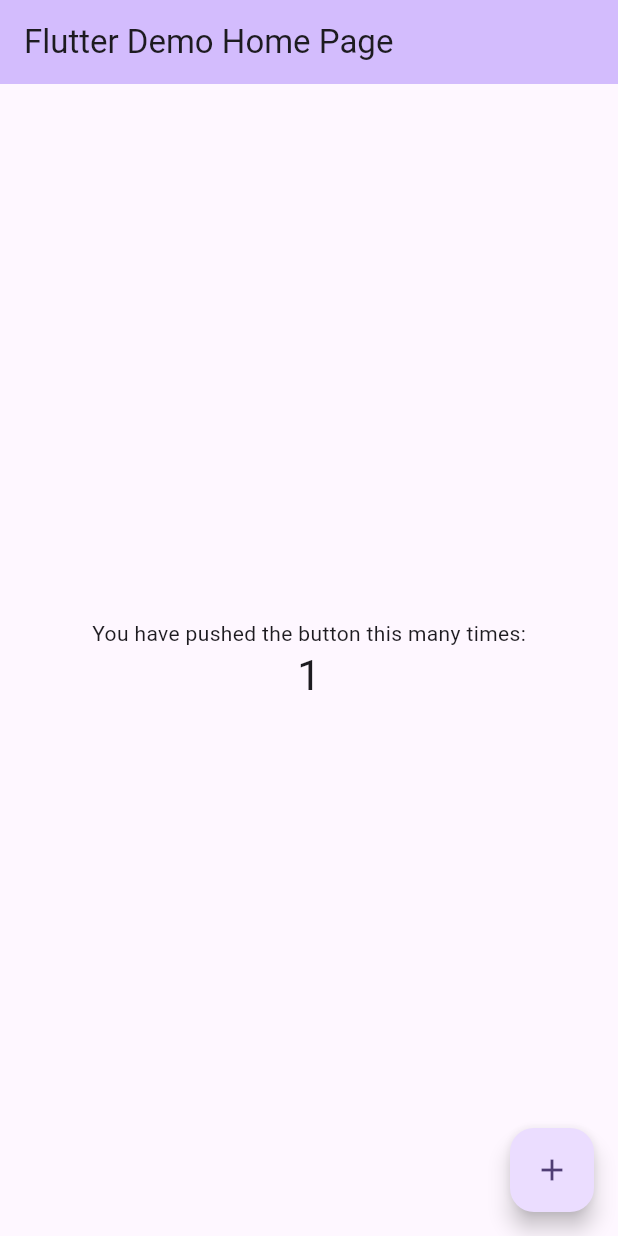
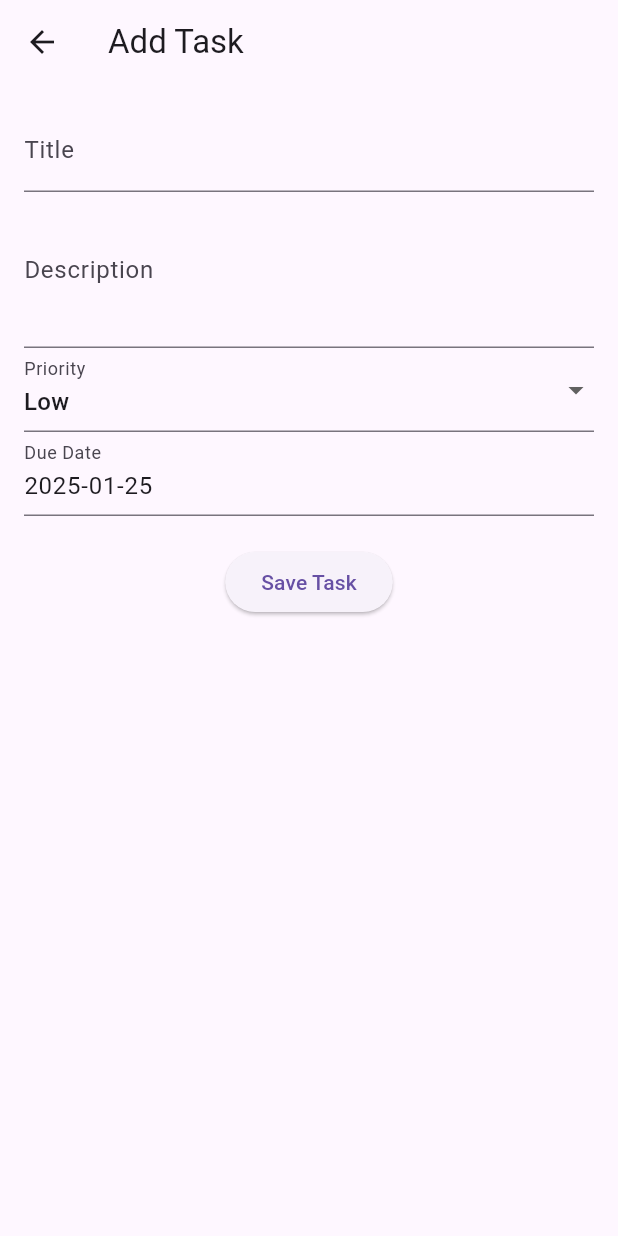
Before and after one commit to sachinprabuditha/Task-Manager-App, a Flutter app: the screen it shows after launch, after a tap on the "add" icon, on a phone screen of 412 x 824 dp. Run offline on Flutter 3.47's test engine with Material 3 defaults, Android fonts, the phone set to English and light mode, and no system bars; our stand-ins replace flutter_riverpod, flutter_staggered_animations, hive, hive_flutter; accounts and stored records are empty.

Commit message:
Implement task management features with Hive and Riverpod, including task model, provider, and UI for adding/editing tasks.

```diff
--- a/lib/main.dart
+++ b/lib/main.dart
@@ -1,125 +1,28 @@
 import 'package:flutter/material.dart';
+import 'package:flutter_riverpod/flutter_riverpod.dart';
+import 'package:hive_flutter/hive_flutter.dart';
+import 'screens/task_list_screen.dart';
+import 'models/task_model.dart';
 
-void main() {
-  runApp(const MyApp());
+void main() async {
+  await Hive.initFlutter();
+  Hive.registerAdapter(TaskAdapter());
+  await Hive.openBox<Task>('tasks');
+  runApp(ProviderScope(child: TaskManagerApp()));
 }
 
-class MyApp extends StatelessWidget {
-  const MyApp({super.key});
-
-  // This widget is the root of your application.
+class TaskManagerApp extends StatelessWidget {
   @override
   Widget build(BuildContext context) {
     return MaterialApp(
-      title: 'Flutter Demo',
+      debugShowCheckedModeBanner: false,
+      title: 'Task Manager',
       theme: ThemeData(
-        // This is the theme of your application.
-        //
-        // TRY THIS: Try running your application with "flutter run". You'll see
-        // the application has a purple toolbar. Then, without quitting the app,
-        // try changing the seedColor in the colorScheme below to Colors.green
-        // and then invoke "hot reload" (save your changes or press the "hot
-        // reload" button in a Flutter-supported IDE, or press "r" if you used
-        // the command line to start the app).
-        //
-        // Notice that the counter didn't reset back to zero; the application
-        // state is not lost during the reload. To reset the state, use hot
-        // restart instead.
-        //
-        // This works for code too, not just values: Most code changes can be
-        // tested with just a hot reload.
-        colorScheme: ColorScheme.fromSeed(seedColor: Colors.deepPurple),
-        useMaterial3: true,
+        primarySwatch: Colors.blue,
       ),
-      home: const MyHomePage(title: 'Flutter Demo Home Page'),
+      home: Builder(
+  builder: (context) => TaskListScreen(),
+),
     );
   }
 }
-
-class MyHomePage extends StatefulWidget {
-  const MyHomePage({super.key, required this.title});
-
-  // This widget is the home page of your application. It is stateful, meaning
-  // that it has a State object (defined below) that contains fields that affect
-  // how it looks.
-
-  // This class is the configuration for the state. It holds the values (in this
-  // case the title) provided by the parent (in this case the App widget) and
-  // used by the build method of the State. Fields in a Widget subclass are
-  // always marked "final".
-
-  final String title;
-
-  @override
-  State<MyHomePage> createState() => _MyHomePageState();
-}
-
-class _MyHomePageState extends State<MyHomePage> {
-  int _counter = 0;
-
-  void _incrementCounter() {
-    setState(() {
-      // This call to setState tells the Flutter framework that something has
-      // changed in this State, which causes it to rerun the build method below
-      // so that the display can reflect the updated values. If we changed
-      // _counter without calling setState(), then the build method would not be
-      // called again, and so nothing would appear to happen.
-      _counter++;
-    });
-  }
-
-  @override
-  Widget build(BuildContext context) {
-    // This method is rerun every time setState is called, for instance as done
-    // by the _incrementCounter method above.
-    //
-    // The Flutter framework has been optimized to make rerunning build methods
-    // fast, so that you can just rebuild anything that needs updating rather
-    // than having to individually change instances of widgets.
-    return Scaffold(
-      appBar: AppBar(
-        // TRY THIS: Try changing the color here to a specific color (to
-        // Colors.amber, perhaps?) and trigger a hot reload to see the AppBar
-        // change color while the other colors stay the same.
-        backgroundColor: Theme.of(context).colorScheme.inversePrimary,
-        // Here we take the value from the MyHomePage object that was created by
-        // the App.build method, and use it to set our appbar title.
-        title: Text(widget.title),
-      ),
-      body: Center(
-        // Center is a layout widget. It takes a single child and positions it
-        // in the middle of the parent.
-        child: Column(
-          // Column is also a layout widget. It takes a list of children and
-          // arranges them vertically. By default, it sizes itself to fit its
-          // children horizontally, and tries to be as tall as its parent.
-          //
-          // Column has various properties to control how it sizes itself and
-          // how it positions its children. Here we use mainAxisAlignment to
-          // center the children vertically; the main axis here is the vertical
-          // axis because Columns are vertical (the cross axis would be
-          // horizontal).
-          //
-          // TRY THIS: Invoke "debug painting" (choose the "Toggle Debug Paint"
-          // action in the IDE, or press "p" in the console), to see the
-          // wireframe for each widget.
-          mainAxisAlignment: MainAxisAlignment.center,
-          children: <Widget>[
-            const Text(
-              'You have pushed the button this many times:',
-            ),
-            Text(
-              '$_counter',
-              style: Theme.of(context).textTheme.headlineMedium,
-            ),
-          ],
-        ),
-      ),
-      floatingActionButton: FloatingActionButton(
-        onPressed: _incrementCounter,
-        tooltip: 'Increment',
-        child: const Icon(Icons.add),
-      ), // This trailing comma makes auto-formatting nicer for build methods.
-    );
-  }
-}
--- /dev/null
+++ b/lib/models/task_model.dart
@@ -0,0 +1,45 @@
+import 'package:hive/hive.dart';
+
+part 'task_model.g.dart';
+
+@HiveType(typeId: 0)
+class Task {
+  @HiveField(0)
+  final String title;
+
+  @HiveField(1)
+  final String? description;
+
+  @HiveField(2)
+  final String priority;
+
+  @HiveField(3)
+  final DateTime dueDate;
+
+  @HiveField(4)
+  final bool isCompleted;
+
+  Task({
+    required this.title,
+    this.description,
+    required this.priority,
+    required this.dueDate,
+    this.isCompleted = false,
+  });
+
+  Task copyWith({
+    String? title,
+    String? description,
+    String? priority,
+    DateTime? dueDate,
+    bool? isCompleted,
+  }) {
+    return Task(
+      title: title ?? this.title,
+      description: description ?? this.description,
+      priority: priority ?? this.priority,
+      dueDate: dueDate ?? this.dueDate,
+      isCompleted: isCompleted ?? this.isCompleted,
+    );
+  }
+}
--- /dev/null
+++ b/lib/providers/tasks_provider.dart
@@ -0,0 +1,42 @@
+import 'package:flutter_riverpod/flutter_riverpod.dart';
+import 'package:hive/hive.dart';
+import '../models/task_model.dart';
+
+final tasksProvider = StateNotifierProvider<TasksNotifier, List<Task>>((ref) {
+  return TasksNotifier();
+});
+
+class TasksNotifier extends StateNotifier<List<Task>> {
+  TasksNotifier() : super([]) {
+    loadTasks();
+  }
+
+  void loadTasks() async {
+    final box = Hive.box<Task>('tasks');
+    state = box.values.toList();
+  }
+
+  void addTask(Task task) {
+    final box = Hive.box<Task>('tasks');
+    box.add(task);
+    state = [...state, task];
+  }
+
+  void updateTask(int index, Task task) {
+    final box = Hive.box<Task>('tasks');
+    box.putAt(index, task);
+    state = [
+      for (int i = 0; i < state.length; i++)
+        if (i == index) task else state[i],
+    ];
+  }
+
+  void deleteTask(int index) {
+    final box = Hive.box<Task>('tasks');
+    box.deleteAt(index);
+    state = [
+      for (int i = 0; i < state.length; i++)
+        if (i != index) state[i],
+    ];
+  }
+}
--- /dev/null
+++ b/lib/screens/add_edit_task_screen.dart
@@ -0,0 +1,113 @@
+import 'package:flutter/material.dart';
+import 'package:flutter_riverpod/flutter_riverpod.dart';
+import '../providers/tasks_provider.dart';
+import '../models/task_model.dart';
+
+class AddEditTaskScreen extends ConsumerWidget {
+  final int? index;
+  final Task? task;
+
+  AddEditTaskScreen({this.index, this.task});
+
+  final _formKey = GlobalKey<FormState>();
+  final _titleController = TextEditingController();
+  final _descriptionController = TextEditingController();
+  final _priority = ValueNotifier<String>('Low');
+  final _dueDate = ValueNotifier<DateTime>(DateTime.now());
+
+  @override
+  Widget build(BuildContext context, WidgetRef ref) {
+    if (task != null) {
+      _titleController.text = task!.title;
+      _descriptionController.text = task!.description ?? '';
+      _priority.value = task!.priority;
+      _dueDate.value = task!.dueDate;
+    }
+
+    return Scaffold(
+      appBar: AppBar(
+        title: Text(task == null ? 'Add Task' : 'Edit Task'),
+      ),
+      body: Padding(
+        padding: const EdgeInsets.all(16.0),
+        child: Form(
+          key: _formKey,
+          child: Column(
+            children: [
+              TextFormField(
+                controller: _titleController,
+                decoration: InputDecoration(labelText: 'Title'),
+                validator: (value) => value == null || value.isEmpty ? 'Title is required' : null,
+              ),
+              TextFormField(
+                controller: _descriptionController,
+                decoration: InputDecoration(labelText: 'Description'),
+                maxLines: 3,
+              ),
+              ValueListenableBuilder(
+                valueListenable: _priority,
+                builder: (context, value, _) {
+                  return DropdownButtonFormField(
+                    value: value,
+                    items: [
+                      DropdownMenuItem(value: 'Low', child: Text('Low')),
+                      DropdownMenuItem(value: 'Medium', child: Text('Medium')),
+                      DropdownMenuItem(value: 'High', child: Text('High')),
+                    ],
+                    onChanged: (newValue) {
+                      _priority.value = newValue!;
+                    },
+                    decoration: InputDecoration(labelText: 'Priority'),
+                  );
+                },
+              ),
+              ValueListenableBuilder(
+                valueListenable: _dueDate,
+                builder: (context, value, _) {
+                  return TextFormField(
+                    decoration: InputDecoration(labelText: 'Due Date'),
+                    readOnly: true,
+                    onTap: () async {
+                      DateTime? pickedDate = await showDatePicker(
+                        context: context,
+                        initialDate: value,
+                        firstDate: DateTime.now(),
+                        lastDate: DateTime(2100),
+                      );
+                      if (pickedDate != null) {
+                        _dueDate.value = pickedDate;
+                      }
+                    },
+                    controller: TextEditingController(text: value.toLocal().toString().split(' ')[0]),
+                  );
+                },
+              ),
+              SizedBox(height: 20),
+              ElevatedButton(
+                onPressed: () {
+                  if (_formKey.currentState!.validate()) {
+                    final newTask = Task(
+                      title: _titleController.text,
+                      description: _descriptionController.text,
+                      priority: _priority.value,
+                      dueDate: _dueDate.value,
+                    );
+
+                    if (index != null) {
+                      ref.read(tasksProvider.notifier).updateTask(index!, newTask);
+                    } else {
+                      ref.read(tasksProvider.notifier).addTask(newTask);
+                    }
+
+                    Navigator.pop(context);
+                  }
+                },
+                child: Text('Save Task'),
+              ),
+            ],
+          ),
+        ),
+      ),
+    );
+  }
+}
--- /dev/null
+++ b/lib/screens/task_details_screen.dart
@@ -0,0 +1,57 @@
+import 'package:flutter/material.dart';
+import 'package:flutter_riverpod/flutter_riverpod.dart';
+import '../models/task_model.dart';
+import '../providers/tasks_provider.dart';
+import 'add_edit_task_screen.dart';
+
+class TaskDetailsScreen extends ConsumerWidget {
+  final int index;
+  final Task task;
+
+  TaskDetailsScreen({required this.index, required this.task});
+
+  @override
+  Widget build(BuildContext context, WidgetRef ref) {
+    return Scaffold(
+      appBar: AppBar(
+        title: Text('Task Details'),
+        actions: [
+          IconButton(
+            icon: Icon(Icons.delete),
+            onPressed: () {
+              ref.read(tasksProvider.notifier).deleteTask(index);
+              Navigator.pop(context);
+            },
+          ),
+        ],
+      ),
+      body: Padding(
+        padding: const EdgeInsets.all(16.0),
+        child: Column(
+          crossAxisAlignment: CrossAxisAlignment.start,
+          children: [
+            Text('Title: ${task.title}', style: TextStyle(fontSize: 20, fontWeight: FontWeight.bold)),
+            SizedBox(height: 10),
+            Text('Description: ${task.description ?? 'No description'}'),
+            SizedBox(height: 10),
+            Text('Priority: ${task.priority}'),
+            SizedBox(height: 10),
+            Text('Due Date: ${task.dueDate.toLocal()}'),
+            SizedBox(height: 10),
+            ElevatedButton(
+              onPressed: () {
+                Navigator.push(
+                  context,
+                  MaterialPageRoute(
+                    builder: (context) => AddEditTaskScreen(index: index, task: task),
+                  ),
+                );
+              },
+              child: Text('Edit Task'),
+            ),
+          ],
+        ),
+      ),
+    );
+  }
+}
--- /dev/null
+++ b/lib/screens/task_list_screen.dart
@@ -0,0 +1,172 @@
+import 'package:flutter/material.dart';
+import 'package:flutter_riverpod/flutter_riverpod.dart';
+import 'package:flutter_staggered_animations/flutter_staggered_animations.dart';
+import '../providers/tasks_provider.dart';
+import 'add_edit_task_screen.dart';
+import 'task_details_screen.dart';
+
+class TaskListScreen extends ConsumerStatefulWidget {
+  @override
+  _TaskListScreenState createState() => _TaskListScreenState();
+}
+
+class _TaskListScreenState extends ConsumerState<TaskListScreen> {
+  String _searchQuery = '';
+
+  @override
+  Widget build(BuildContext context) {
+    final tasks = ref.watch(tasksProvider);
+
+    // Filter tasks based on search query
+    final filteredTasks = tasks.where((task) {
+      final query = _searchQuery.toLowerCase();
+      return task.title.toLowerCase().contains(query) ||
+          (task.description?.toLowerCase().contains(query) ?? false);
+    }).toList();
+
+    // Separate tasks into completed and incomplete
+    final incompleteTasks = filteredTasks.where((task) => !task.isCompleted).toList();
+    final completedTasks = filteredTasks.where((task) => task.isCompleted).toList();
+
+    return Scaffold(
+      appBar: AppBar(
+        title: Text('Tasks'),
+        actions: [
+          IconButton(
+            icon: Icon(Icons.add),
+            onPressed: () {
+              Navigator.push(
+                context,
+                MaterialPageRoute(builder: (context) => AddEditTaskScreen()),
+              );
+            },
+          ),
+        ],
+      ),
+      body: Column(
+        children: [
+          // Search Bar
+          Padding(
+            padding: const EdgeInsets.all(8.0),
+            child: TextField(
+              decoration: InputDecoration(
+                labelText: 'Search tasks...',
+                prefixIcon: Icon(Icons.search),
+                border: OutlineInputBorder(),
+              ),
+              onChanged: (value) {
+                setState(() {
+                  _searchQuery = value;
+                });
+              },
+            ),
+          ),
+          // Progress Indicator
+          Padding(
+            padding: const EdgeInsets.all(8.0),
+            child: Text(
+              '${completedTasks.length} of ${tasks.length} tasks completed',
+              style: TextStyle(fontSize: 16, fontWeight: FontWeight.bold),
+            ),
+          ),
+          LinearProgressIndicator(
+            value: tasks.isEmpty ? 0 : completedTasks.length / tasks.length,
+          ),
+          Expanded(
+            child: AnimationLimiter(
+              child: ListView(
+                children: [
+                  // Incomplete Tasks
+                  ..._buildTaskList(incompleteTasks, isCompleted: false),
+                  // Completed Tasks
+                  if (completedTasks.isNotEmpty) ...[
+                    Divider(),
+                    Text(
+                      'Completed Tasks',
+                      style: TextStyle(fontSize: 16, fontWeight: FontWeight.bold),
+                      textAlign: TextAlign.center,
+                    ),
+                    ..._buildTaskList(completedTasks, isCompleted: true),
+                  ],
+                ],
+              ),
+            ),
+          ),
+        ],
+      ),
+    );
+  }
+
+  List<Widget> _buildTaskList(List tasks, {required bool isCompleted}) {
+  return AnimationConfiguration.toStaggeredList(
+    duration: const Duration(milliseconds: 300),
+    childAnimationBuilder: (widget) => SlideAnimation(
+      horizontalOffset: 50.0,
+      child: FadeInAnimation(child: widget),
+    ),
+    children: tasks.asMap().entries.map((entry) {
+      final index = entry.key;
+      final task = entry.value;
+
+      return ListTile(
+        leading: Checkbox(
+          value: task.isCompleted,
+          onChanged: (value) {
+            ref.read(tasksProvider.notifier).updateTask(
+              ref.watch(tasksProvider).indexOf(task),
+              task.copyWith(isCompleted: value ?? false),
+            );
+          },
+        ),
+        title: Text(
+          task.title,
+          style: TextStyle(
+            decoration: isCompleted ? TextDecoration.lineThrough : null,
+          ),
+        ),
+        subtitle: Column(
+          crossAxisAlignment: CrossAxisAlignment.start,
+          children: [
+            if (task.description != null) Text(task.description!),
+            Text(
+              'Due: ${task.dueDate.toLocal().toString().split(' ')[0]}',
+              style: TextStyle(fontSize: 12, color: Colors.grey),
+            ),
+            Text(
+              'Priority: ${task.priority}',
+              style: TextStyle(
+                fontSize: 12,
+                color: task.priority == 'High'
+                    ? Colors.red
+                    : task.priority == 'Medium'
+                        ? Colors.orange
+                        : Colors.green,
+              ),
+            ),
+          ],
+        ),
+        onTap: () {
+          Navigator.push(
+            context,
+            MaterialPageRoute(
+              builder: (context) => TaskDetailsScreen(
+                index: ref.watch(tasksProvider).indexOf(task),
+                task: task,
+              ),
+            ),
+          );
+        },
+        trailing: IconButton(
+          icon: Icon(Icons.delete, color: Colors.red),
+          onPressed: () {
+            ref.read(tasksProvider.notifier).deleteTask(
+              ref.watch(tasksProvider).indexOf(task),
+            );
+          },
+        ),
+      );
+    }).toList(),
+  );
+}
+
+}
--- a/pubspec.yaml
+++ b/pubspec.yaml
@@ -35,10 +35,15 @@ dependencies:
   # The following adds the Cupertino Icons font to your application.
   # Use with the CupertinoIcons class for iOS style icons.
   cupertino_icons: ^1.0.8
+  flutter_riverpod: ^2.6.1
+  hive_flutter: ^1.1.0
+  flutter_staggered_animations: ^1.1.1
 
 dev_dependencies:
   flutter_test:
     sdk: flutter
+  build_runner: ^2.3.3
+  hive_generator: ^2.0.0
 
   # The "flutter_lints" package below contains a set of recommended lints to
   # encourage good coding practices. The lint set provided by the package is
```
Also changed, not shown: lib/models/task_model.g.dart (added), pubspec.lock, 1 other file.
